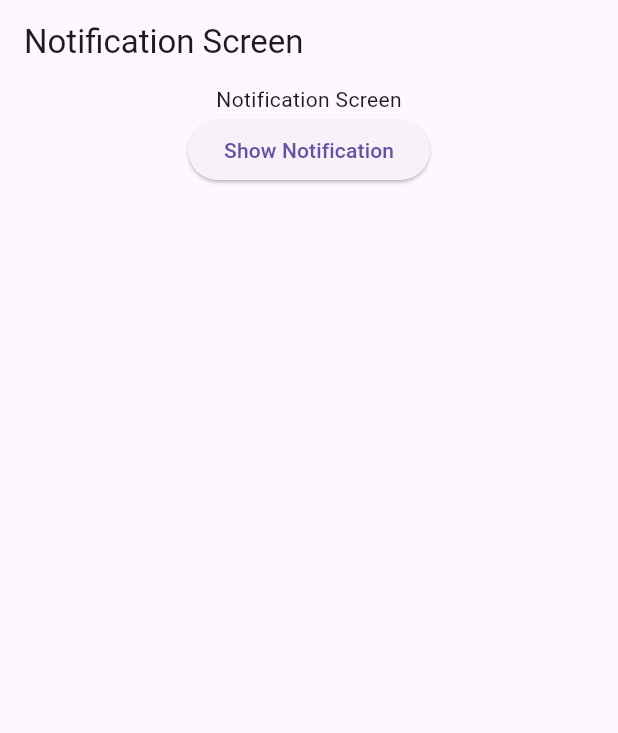
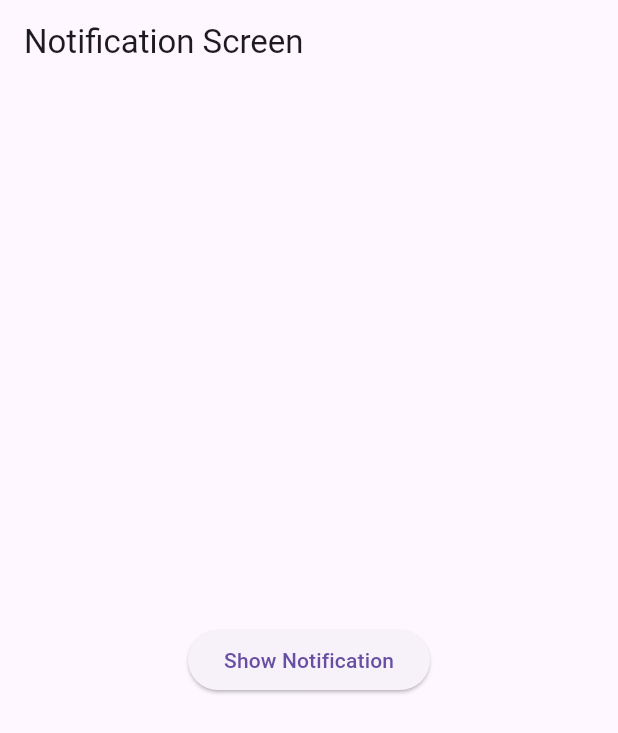
Before and after one commit to rahulkumardev24/flutter_notification-All-Types-Notification-, a Flutter app: the screen it shows after launch, on a phone screen of 412 x 824 dp. Shown: the top 733 px of the screen. Run offline on Flutter 3.47's test engine with Material 3 defaults, Android fonts, the phone set to English and light mode, and no system bars; our stand-ins replace flutter_local_notifications, permission_handler.

Commit message:
simple notification implement

```diff
--- a/lib/main.dart
+++ b/lib/main.dart
@@ -12,6 +12,7 @@ class MyApp extends StatelessWidget {
   @override
   Widget build(BuildContext context) {
     return MaterialApp(
+      debugShowCheckedModeBanner: false,
       title: 'Flutter Notification Demo',
       home: NotificationScreen(),
     );
--- a/lib/screen/notification_screen.dart
+++ b/lib/screen/notification_screen.dart
@@ -18,8 +18,9 @@ class _NotificationScreenState extends State<NotificationScreen> {
       ),
       body: Center(
         child: Column(
+          mainAxisAlignment: MainAxisAlignment.center,
           children: [
-            Text('Notification Screen'),
+
             ElevatedButton(
               onPressed: () {
                 NotificationService.showNotification(
--- a/lib/service/notification_service.dart
+++ b/lib/service/notification_service.dart
@@ -25,23 +25,20 @@ class NotificationService {
     required String title,
     required String body,
   }) async {
-    const AndroidNotificationDetails androidDetails = AndroidNotificationDetails(
+    const AndroidNotificationDetails androidDetails =
+        AndroidNotificationDetails(
           'channel_id_1',
           'Default Channel',
           channelDescription: 'Used for basic notifications',
           importance: Importance.max,
           priority: Priority.high,
+          largeIcon: DrawableResourceAndroidBitmap('@mipmap/ic_launcher'),
         );
 
     const NotificationDetails notificationDetails = NotificationDetails(
       android: androidDetails,
     );
 
-    await _notificationsPlugin.show(
-      0,
-      title,
-      body,
-      notificationDetails,
-    );
+    await _notificationsPlugin.show(0, title, body, notificationDetails);
   }
 }
--- a/pubspec.yaml
+++ b/pubspec.yaml
@@ -42,6 +42,7 @@ dev_dependencies:
   flutter_test:
     sdk: flutter
 
+
   # The "flutter_lints" package below contains a set of recommended lints to
   # encourage good coding practices. The lint set provided by the package is
   # activated in the `analysis_options.yaml` file located at the root of your
@@ -61,8 +62,8 @@ flutter:
   uses-material-design: true
 
   # To add assets to your application, add an assets section, like this:
-  # assets:
-  #   - images/a_dot_burr.jpeg
+  assets:
+     - assets/images/
   #   - images/a_dot_ham.jpeg
 
   # An image asset can refer to one or more resolution-specific "variants", see
```
Also changed, not shown: assets/images/app_logo.png (added), 4 other files. Lines whose indentation alone changed are shown as unchanged.
